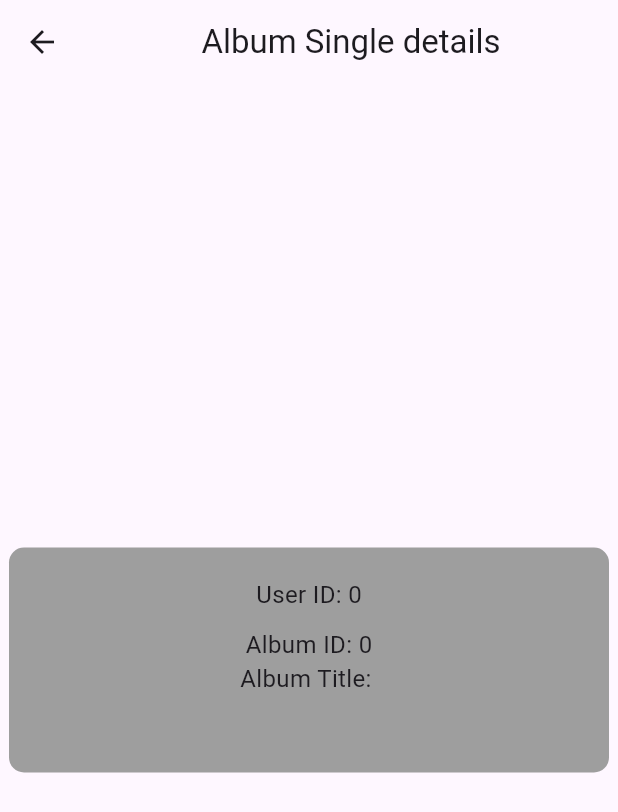
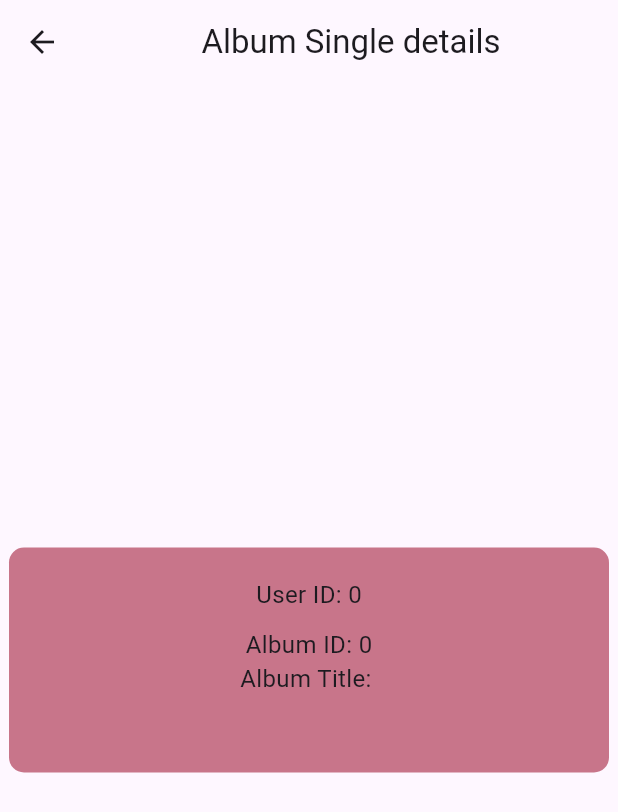
Before and after one commit to ritesh1617/New_projects, a Flutter app: the Apidetails screen opened directly with empty values, on a phone screen of 412 x 824 dp. Shown: the top 812 px of the screen. Run offline on Flutter 3.47's test engine with Material 3 defaults, Android fonts, the phone set to English and light mode, and no system bars; network calls fail.

Commit message:
25/09/2024

```diff
--- a/api_project/lib/deatils.dart
+++ b/api_project/lib/deatils.dart
@@ -1,10 +1,22 @@
+import 'dart:math';
+
 import 'package:api_project/model.dart';
 import 'package:flutter/material.dart';
 
 class Apidetails extends StatelessWidget {
-  final modelalbums album;
+  final AlbumModel album;
 
   const Apidetails({required this.album});
+
+  Color getRandomColor() {
+    Random random = Random();
+    return Color.fromARGB(
+      255,
+      random.nextInt(156) + 100,
+      random.nextInt(156) + 100,
+      random.nextInt(156) + 100,
+    );
+  }
 
   @override
   Widget build(BuildContext context) {
@@ -17,14 +29,14 @@ class Apidetails extends StatelessWidget {
           height: 150,
           width: 400,
           decoration: BoxDecoration(
-              color: Colors.grey,
+              color: getRandomColor(),
               borderRadius: BorderRadius.all(Radius.circular(10))),
           child: Padding(
             padding: const EdgeInsets.all(20.0),
             child: Column(
               crossAxisAlignment: CrossAxisAlignment.center,
               children: [
-                Text("User ID: ${album.UserId}",
+                Text("User ID: ${album.userId}",
                     style: TextStyle(fontSize: 16)),
                 SizedBox(height: 10),
                 Text("Album ID: ${album.id}", style: TextStyle(fontSize: 16)),
--- a/api_project/lib/main.dart
+++ b/api_project/lib/main.dart
@@ -15,7 +15,7 @@ class ParentWidget extends StatelessWidget {
   Widget build(BuildContext context) {
     return MaterialApp(
       debugShowCheckedModeBanner: false,
-      home:FakeApi() ,
+      home:Homescreen() ,
     );
   }
 }
--- a/api_project/lib/model.dart
+++ b/api_project/lib/model.dart
@@ -1,17 +1,17 @@
 import 'package:flutter/foundation.dart';
 
-class modelalbums {
-  final int UserId;
+class AlbumModel {
+  final int userId;
   final int id;
   final String title;
 
-  modelalbums({required this.UserId, required this.id, required this.title});
+  AlbumModel({required this.userId, required this.id, required this.title});
 
-  factory modelalbums.FromJsonObject(Map<String, dynamic> json) {
-    return modelalbums(
+  factory AlbumModel.fromJsonObject(Map<String, dynamic> json) {
+    return AlbumModel(
       id: json['id'] != null ? int.parse(json['id'].toString()) : 0,
       title: json['title'] ?? 'Unknown Title',
-      UserId: json['UserId'] != null ? int.parse(json['UserId'].toString()) : 0,
+      userId: json['UserId'] != null ? int.parse(json['UserId'].toString()) : 0,
     );
   }
 }
```
Also changed, not shown: api_project/lib/albamdetail.dart (+4 -4 lines), api_project/lib/home.dart (+9 -9 lines).
